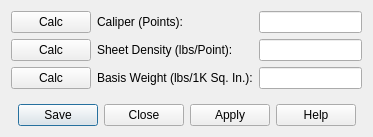
Old version of the form src/MachineStudy/GradeCalcDialog.ui in the repository dewhisna/MultipliMachineStudy.
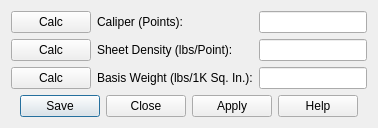
New version of the form.

Diff of the .ui file:
```diff
--- a/src/MachineStudy/GradeCalcDialog.ui
+++ b/src/MachineStudy/GradeCalcDialog.ui
@@ -26,15 +26,7 @@
  <class>CGradeCalcDialog</class>
  <widget class="QDialog" name="CGradeCalcDialog">
   <property name="windowModality">
-   <enum>Qt::ApplicationModal</enum>
-  </property>
-  <property name="geometry">
-   <rect>
-    <x>0</x>
-    <y>0</y>
-    <width>373</width>
-    <height>137</height>
-   </rect>
+   <enum>Qt::WindowModal</enum>
   </property>
   <property name="windowTitle">
    <string>Multipli Grade Calculations</string>
```
